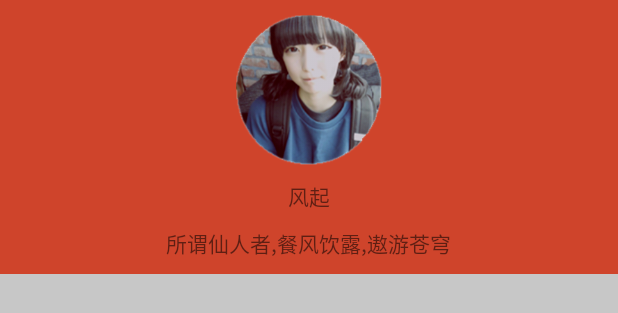
After one commit to pingfan121/hudie, an Android app: the layout user_head.xml on its own in the app's theme, with its tools: preview values and no code run, on a phone screen of 412 x 824 dp. The commit adds this screen. Shown: the top 313 px of the screen. Run offline under Robolectric (Android 15) with nearby library versions, the phone set to English and light mode, and no system bars.

Commit message:
我又回来了 哈哈

```diff
--- a/client/butterfly/app/build.gradle
+++ b/client/butterfly/app/build.gradle
@@ -9,7 +9,7 @@ android {
         minSdkVersion 14
         targetSdkVersion 23
         versionCode 1
-        versionName "1.0.0.1"
+        versionName "1.0.0.2"
 
         multiDexEnabled true
     }
--- a/client/butterfly/app/src/main/java/pf/com/butterfly/base/AppBaseViewControl.java
+++ b/client/butterfly/app/src/main/java/pf/com/butterfly/base/AppBaseViewControl.java
@@ -29,7 +29,10 @@ public abstract class AppBaseViewControl
     }
 
 
-    protected abstract void initValue();
+    protected void initValue()
+    {
+
+    }
 
     private void resetView()
     {
@@ -80,7 +83,10 @@ public abstract class AppBaseViewControl
     }
 
     //初始化子控件
-    protected abstract void initControl();
+    protected void initControl()
+    {
+
+    }
 
     public void resetState()
     {
--- a/client/butterfly/app/src/main/java/pf/com/butterfly/module/menu/MenuModule.java
+++ b/client/butterfly/app/src/main/java/pf/com/butterfly/module/menu/MenuModule.java
@@ -3,6 +3,7 @@ import android.support.v4.widget.DrawerLayout;
 import android.view.Gravity;
 import android.view.LayoutInflater;
 import android.view.View;
+import android.widget.ImageView;
 import android.widget.ListView;
 
 import pf.com.butterfly.R;
@@ -12,6 +13,7 @@ import pf.com.butterfly.model.ItemData;
 import pf.com.butterfly.module.advise.AdviseHead;
 import pf.com.butterfly.module.benefit.BenefitHead;
 import pf.com.butterfly.module.set.SetingHead;
+import pf.com.butterfly.module.user.UserHead;
 
 
 /**
@@ -35,6 +37,8 @@ public class MenuModule  implements IItemClick
     private static DrawerLayout slide;//菜单布局
     private View view;  //菜单视图
 
+    private ImageView iv_head;
+
     public void init( View father)
     {
 
@@ -53,7 +57,19 @@ public class MenuModule  implements IItemClick
         ListView listView2=(ListView)view.findViewById(R.id.menu_item_list2);
 
         listView2.setAdapter(adapter2);
+
+        view.findViewById(R.id.iv_head).setOnClickListener(new View.OnClickListener()
+        {
+            @Override
+            public void onClick(View view)
+            {
+                UserHead.getInstance().show();
+            }
+        });
+
+
     }
+
 
     public void ShowMenu(boolean flag)
     {
--- /dev/null
+++ b/client/butterfly/app/src/main/java/pf/com/butterfly/module/user/UserHead.java
@@ -0,0 +1,34 @@
+package pf.com.butterfly.module.user;
+
+import pf.com.butterfly.R;
+import pf.com.butterfly.base.AppBaseViewControl;
+
+/**
+ * Created by admin on 2017/4/8.
+ */
+public class UserHead extends AppBaseViewControl
+{
+
+    private static UserHead _instance;
+
+    public static UserHead getInstance()
+    {
+        if(_instance==null)
+        {
+            _instance=new UserHead();
+        }
+
+        return _instance;
+    }
+
+    @Override
+    protected void initValue()
+    {
+        super.initValue();
+
+        title="用户";
+
+        layout= R.layout.user_head;
+    }
+
+}
--- a/client/butterfly/app/src/main/res/layout/module_menu.xml
+++ b/client/butterfly/app/src/main/res/layout/module_menu.xml
@@ -15,7 +15,7 @@
         <ImageView
             android:layout_width="100dp"
             android:layout_height="100dp"
-            android:id="@+id/imageView"
+            android:id="@+id/iv_head"
             android:src="@drawable/haha"
             android:layout_gravity="center"
             android:layout_centerVertical="true"
--- /dev/null
+++ b/client/butterfly/app/src/main/res/layout/user_head.xml
@@ -0,0 +1,66 @@
+<LinearLayout xmlns:android="http://schemas.android.com/apk/res/android"
+              xmlns:tools="http://schemas.android.com/tools"
+              android:layout_width="match_parent"
+              android:layout_height="match_parent"
+              android:orientation="vertical"
+              android:background="@color/app_mod_ground">
+
+
+
+    <LinearLayout
+        android:layout_width="match_parent"
+        android:layout_height="wrap_content"
+        android:background="#cf442b"
+        android:orientation="vertical"
+        android:paddingBottom="10dp">
+
+        <ImageView
+            android:layout_width="100dp"
+            android:layout_height="100dp"
+            android:id="@+id/imageView"
+            android:src="@drawable/haha"
+            android:layout_gravity="center"
+            android:layout_centerVertical="true"
+            android:layout_centerHorizontal="true"
+            android:layout_marginTop="10dp"/>
+
+        <TextView
+            android:layout_width="wrap_content"
+            android:layout_height="wrap_content"
+            android:text="风起"
+            android:id="@+id/textView6"
+            android:layout_gravity="center_horizontal"
+            android:layout_marginTop="10dp"
+            android:singleLine="true"/>
+
+        <TextView
+            android:layout_width="wrap_content"
+            android:layout_height="wrap_content"
+            android:text="所谓仙人者,餐风饮露,遨游苍穹"
+            android:id="@+id/textView7"
+            android:layout_gravity="center_horizontal"
+            android:layout_marginTop="10dp"
+            android:singleLine="true"/>
+
+    </LinearLayout>
+
+
+    <ListView
+        android:layout_width="match_parent"
+        android:layout_height="wrap_content"
+        android:id="@+id/menu_item_list"
+        android:divider="#00000000"
+        android:dividerHeight="1dp"
+        android:layout_marginTop="20dp"
+        android:layout_weight="1" />
+
+    <ListView
+        android:layout_width="match_parent"
+        android:layout_height="wrap_content"
+        android:id="@+id/menu_item_list2"
+        android:divider="#00000000"
+        android:dividerHeight="1dp"
+        android:layout_marginBottom="50dp" />
+
+
+</LinearLayout>
```
Also changed, not shown: 1 other file.
